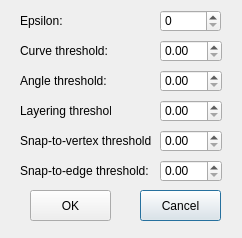
First picture: the form in LEGO/CurveRightAngleOptionDialog.ui, repository xwzhangcs/LEGO, before the edit.
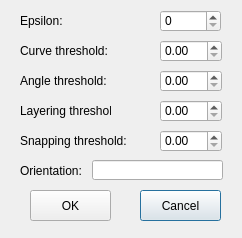
Second picture: the form after the edit.

Commit message: Use principle orientation for simplification.

What changed in the file:
```diff
--- a/LEGO/CurveRightAngleOptionDialog.ui
+++ b/LEGO/CurveRightAngleOptionDialog.ui
@@ -36,7 +36,7 @@
     </rect>
    </property>
    <property name="text">
-    <string>Snap-to-edge threshold:</string>
+    <string>Orientation:</string>
    </property>
   </widget>
   <widget class="QDoubleSpinBox" name="doubleSpinBoxLayeringThreshold">
@@ -141,17 +141,7 @@
     </rect>
    </property>
    <property name="text">
-    <string>Snap-to-vertex threshold:</string>
-   </property>
-  </widget>
-  <widget class="QDoubleSpinBox" name="doubleSpinBoxSnapEdgeThreshold">
-   <property name="geometry">
-    <rect>
-     <x>160</x>
-     <y>160</y>
-     <width>62</width>
-     <height>22</height>
-    </rect>
+    <string>Snapping threshold:</string>
    </property>
   </widget>
   <widget class="QLabel" name="label_6">
@@ -177,6 +167,19 @@
     </rect>
    </property>
   </widget>
+  <widget class="QLineEdit" name="lineEditOrientation">
+   <property name="geometry">
+    <rect>
+     <x>92</x>
+     <y>160</y>
+     <width>131</width>
+     <height>20</height>
+    </rect>
+   </property>
+   <property name="alignment">
+    <set>Qt::AlignRight|Qt::AlignTrailing|Qt::AlignVCenter</set>
+   </property>
+  </widget>
  </widget>
  <layoutdefault spacing="6" margin="11"/>
  <resources/>
```
Left out of the diff: 2 changed lines with no effect on the pictures. The commit also changes 39 other files.
